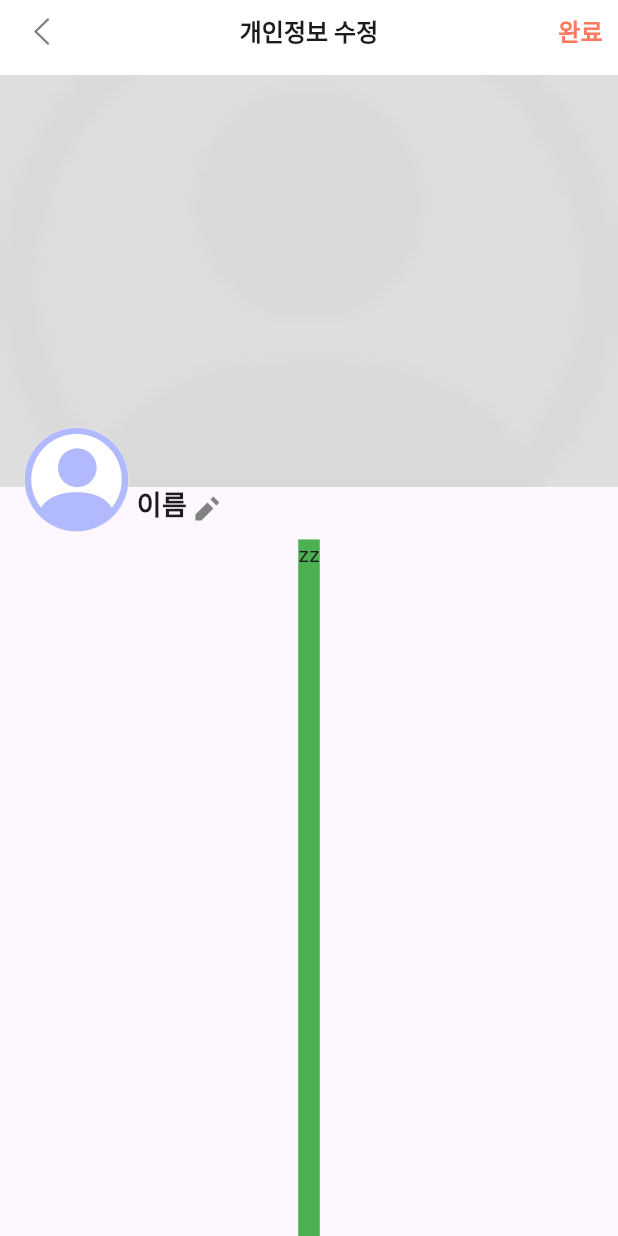
After one commit to APP-Android2/FinalProject-Schedule_WITH, a Flutter app: the screen it shows after launch, item 5 of the bottom bar chosen, after a tap on "닉네임", on a phone screen of 412 x 824 dp. The commit adds this screen. Run offline on Flutter 3.47's test engine with Material 3 defaults, Android fonts, the phone set to English and light mode, and no system bars; our stand-ins replace carousel_slider, flutter_svg, get, smooth_page_indicator, stylish_bottom_bar, syncfusion_flutter_calendar.

Commit message:
💄 마이페이지 UI 구현
마이페이지 UI 구현중입니다 Related to :#11

```diff
--- a/lib/assets/colors/color.dart
+++ b/lib/assets/colors/color.dart
@@ -7,6 +7,12 @@ const Color mainOrange = Color(0xFFFF7A5D);
 // 갈색
 const Color mainBrown = Color(0xFF754342);
 
+// 성별 색깔
+// 남
+const Color genderMale = Color(0xFFB1B9FF);
+// 여
+const Color genderFemale = Color(0xFFFFBABA);
+
 // 회색 [ 밝은 순 ]
 const Color grey1 = Color(0xFFF5F5F5);
 const Color grey2 = Color(0xFFdedede);
--- a/lib/main.dart
+++ b/lib/main.dart
@@ -9,9 +9,10 @@ import 'package:schedule_with/ui/login/view/login_main.dart';
 import 'package:schedule_with/ui/login/view/login_password_reset.dart';
 import 'package:schedule_with/ui/login/view/login_password_reset_done.dart';
 import 'package:schedule_with/ui/login/view/login_read_terms.dart';
+import 'package:schedule_with/ui/mypage/view/my_page_info_modify.dart';
 import 'package:schedule_with/ui/notification/view/notification_main.dart';
 import 'package:schedule_with/ui/notification/view/notification_request_detail.dart';
-import 'package:schedule_with/widget/bottom_navigation_bar.dart';
+import 'package:schedule_with/widget/main_bottom_navigation_bar.dart';
 
 void main(){
   runApp(ScheduleWith());
@@ -37,7 +38,7 @@ class _ScheduleWithState extends State<ScheduleWith> {
         ),
         primarySwatch: Colors.blue
       ),
-      home: BottomNavigationBar2(),
+      home: MainBottomNavigationBar(),
       // Name을 지정하여 페이지 이동
       getPages: [
         GetPage(name: '/join', page: () => LoginJoin()),
@@ -50,6 +51,7 @@ class _ScheduleWithState extends State<ScheduleWith> {
         GetPage(name: '/readTerms', page: () => LoginReadTerms()),
         GetPage(name: '/notificationMain', page: () => NotificationMain()),
         GetPage(name: '/requestDetail', page: () => NotificationRequestDetail()),
+        GetPage(name: '/myPageInfoModify', page: () => MyPageInfoModify()),
       ],
     );
   }
--- a/lib/ui/home/view/home_main.dart
+++ b/lib/ui/home/view/home_main.dart
@@ -37,6 +37,7 @@ class _HomeMainState extends State<HomeMain> {
       supportedLocales: [
         const Locale("ko","KO")
       ],
+      debugShowCheckedModeBanner: false,
       home: Scaffold(
         // 화면 배경색 설정
         backgroundColor: Colors.white,
--- /dev/null
+++ b/lib/ui/mypage/view/my_page_info_modify.dart
@@ -0,0 +1,76 @@
+import 'package:flutter/cupertino.dart';
+import 'package:flutter/material.dart';
+import 'package:flutter_svg/svg.dart';
+import 'package:get/get.dart';
+import 'package:get/get_core/src/get_main.dart';
+import 'package:schedule_with/assets/colors/color.dart';
+import 'package:schedule_with/widget/main_profile.dart';
+
+class MyPageInfoModify extends StatefulWidget {
+  const MyPageInfoModify({super.key});
+
+  @override
+  State<MyPageInfoModify> createState() => _MyPageInfoModifyState();
+}
+
+class _MyPageInfoModifyState extends State<MyPageInfoModify> {
+  @override
+  Widget build(BuildContext context) {
+    return Scaffold(
+      // 상단 툴바 설정
+      appBar: PreferredSize(
+        preferredSize: Size.fromHeight(50),
+        child: AppBar(
+          backgroundColor: Colors.white,
+          // 뒤로가기 버튼
+          leading: IconButton(
+            padding: EdgeInsets.zero,
+            icon: SvgPicture.asset("lib/assets/icon/icon_angel_brackets.svg"),
+            onPressed: () {
+              Get.back();
+            },
+          ),
+          // 타이틀
+          centerTitle: true,
+          title: Container(
+            padding: EdgeInsets.only(bottom: 8),
+            child: Text(
+              "개인정보 수정",
+              style: TextStyle(fontSize: 16, fontWeight: FontWeight.bold),
+            ),
+          ),
+          // 완료 버튼
+          actions: [
+            InkWell(
+              onTap: () {
+
+              },
+              child: Container(
+                padding: EdgeInsets.fromLTRB(0, 0, 10, 8),
+                child: Text("완료",style: TextStyle(fontSize: 16,fontWeight: FontWeight.bold,color: mainOrange),),
+              ),
+            )
+          ],
+        ),
+      ),
+      // 개인정보 수정 화면
+      body: Column(
+        children: [
+          // 프로필 배경 및 프로필 사진 및 이름 + 수정 아이콘 설정
+          Expanded(
+            flex: 2,
+              child: MainProfile()
+          ),
+          Expanded(
+            flex: 3,
+              child: Container(
+                color: Colors.green,
+                child: Text("zz"),
+              )
+          )
+
+        ],
+      ),
+    );
+  }
+}
--- /dev/null
+++ b/lib/ui/mypage/view/my_page_main.dart
@@ -0,0 +1,168 @@
+import 'package:flutter/material.dart';
+import 'package:flutter_svg/flutter_svg.dart';
+import 'package:get/get.dart';
+import 'package:schedule_with/assets/colors/color.dart';
+import 'package:schedule_with/widget/main_button.dart';
+
+import '../../../widget/main_app_bar.dart';
+
+class MyPageMain extends StatefulWidget {
+  const MyPageMain({super.key});
+
+  @override
+  State<MyPageMain> createState() => _MyPageMainState();
+}
+
+class _MyPageMainState extends State<MyPageMain> {
+  @override
+  Widget build(BuildContext context) {
+    return Scaffold(
+      // 화면 배경색 설정
+      backgroundColor: Colors.white,
+      // 상단 툴바
+      appBar: PreferredSize(
+        preferredSize: Size.fromHeight(50),
+        child: MainAppBar(),
+      ),
+      body: Column(
+        children: [
+          // 프로필 사진 + 닉네임 + 상세내용 보기 아이콘 + 화면이동 설정
+          InkWell(
+            onTap: () {
+              // 개인정보 수정 화면으로 이동
+              Get.toNamed('/myPageInfoModify');
+            },
+            // 프로필 사진 + 닉네임 + 상세내용 보기 아이콘 설정
+            child: Container(
+              margin: EdgeInsets.fromLTRB(20, 15, 20, 15),
+              child: Row(
+                mainAxisAlignment: MainAxisAlignment.spaceBetween,
+                children: [
+                  // 프로필 사진 + 닉네임 설정
+                  Row(
+                    children: [
+                      SvgPicture.asset(
+                          "lib/assets/icon/icon_profile.svg",
+                          color: genderMale
+                      ),
+                      Padding(padding: EdgeInsets.only(right: 10)),
+                      Text("닉네임",style: TextStyle(fontSize: 16))
+                    ],
+                  ),
+                  // 상세내용 아이콘 설정
+                  SvgPicture.asset("lib/assets/icon/icon_detail_open.svg")
+                ],
+              ),
+            ),
+          ),
+          // 디바이더 설정
+          Container(
+            padding: EdgeInsets.symmetric(horizontal: 10),
+            child: Divider(
+              thickness: 1,
+              height: 1,
+              color: grey2,
+            ),
+          ),
+          // 설정 화면 이동 + "설정" 텍스트 설정
+          InkWell(
+            // 설정 화면 이동
+            onTap: () {
+              // 설정 화면 이동
+            },
+            // "설정" 텍스트 설정
+            child: Container(
+              width: double.infinity,
+              child: Container(
+                padding: EdgeInsets.fromLTRB(20, 15, 0, 15),
+                child: Text("설정"),
+              ),
+            ),
+          ),
+          // 공지사항 화면 이동 + "공지사항" 텍스트 설정
+          InkWell(
+            // 공지사항 화면 이동
+            onTap: () {
+              // 설정 화면 이동
+            },
+            // "공지사항" 텍스트 설정
+            child: Container(
+              width: double.infinity,
+              child: Container(
+                padding: EdgeInsets.fromLTRB(20, 15, 0, 15),
+                child: Text("공지사항"),
+              ),
+            ),
+          ),
+          // 정보 화면 이동 + "정보" 텍스트 설정
+          InkWell(
+            // 정보 화면 이동
+            onTap: () {
+              // 설정 화면 이동
+            },
+            // "정보" 텍스트 설정
+            child: Container(
+              width: double.infinity,
+              child: Container(
+                padding: EdgeInsets.fromLTRB(20, 15, 0, 15),
+                child: Text("정보"),
+              ),
+            ),
+          ),
+          // 문의 화면 이동 + "문의" 텍스트 설정
+          InkWell(
+            // 문의 화면 이동
+            onTap: () {
+              // 설정 화면 이동
+            },
+            // "문의" 텍스트 설정
+            child: Container(
+              width: double.infinity,
+              child: Container(
+                padding: EdgeInsets.fromLTRB(20, 15, 0, 15),
+                child: Text("문의"),
+              ),
+            ),
+          ),
+          // 디바이더 설정
+          Container(
+            padding: EdgeInsets.symmetric(horizontal: 10),
+            child: Divider(
+              thickness: 1,
+              height: 0.5,
+              color: grey2,
+            ),
+          ),
+          // 버전 정보 + "버전" 텍스트 설정
+          Container(
+            width: double.infinity,
+            margin: EdgeInsets.fromLTRB(20, 15, 20, 15),
+            // 버전 정보 + "버전" 텍스트 설정
+            child: Row(
+              mainAxisAlignment: MainAxisAlignment.spaceBetween,
+              children: [
+                Text("버전"),
+                Text("1.1.1")
+              ],
+            ),
+          ),
+          // 로그아웃 팝업창 + "로그아웃" 텍스트 설정
+          InkWell(
+            // 로그아웃 팝업창 설정
+            onTap: () {
+              // 로그아웃 팝업창
+            },
+            // "로그아웃" 텍스트 설정
+            child: Container(
+              width: double.infinity,
+              child: Container(
+                padding: EdgeInsets.fromLTRB(20, 15, 0, 15),
+                child: Text("로그아웃"),
+              ),
+            ),
+          ),
+        ],
+      ),
+    );
+  }
+}
--- a/lib/widget/bottom_navigation_bar.dart
+++ b/lib/widget/main_bottom_navigation_bar.dart
@@ -4,6 +4,7 @@ import 'package:get/get.dart';
 import 'package:schedule_with/assets/colors/color.dart';
 import 'package:schedule_with/ui/home/view/home_main.dart';
 import 'package:schedule_with/ui/login/view/login_main.dart';
+import 'package:schedule_with/ui/mypage/view/my_page_main.dart';
 import 'package:schedule_with/ui/notification/view/notification_main.dart';
 import 'package:stylish_bottom_bar/stylish_bottom_bar.dart';
 
@@ -11,7 +12,7 @@ class BottomNavigationBarController extends GetxController {
   var tabIndex = 2.obs;
 }
 
-class BottomNavigationBar2 extends StatelessWidget {
+class MainBottomNavigationBar extends StatelessWidget {
   final BottomNavigationBarController controller = Get.put(BottomNavigationBarController());
 
   final List<Widget> pages = [
@@ -24,7 +25,7 @@ class BottomNavigationBar2 extends StatelessWidget {
     // 알람 메인 화면
     HomeMain(),
     // 더보기 메인 화면
-    HomeMain(),
+    MyPageMain(),
   ];
 
   @override
--- /dev/null
+++ b/lib/widget/main_profile.dart
@@ -0,0 +1,67 @@
+import 'package:flutter/material.dart';
+import 'package:flutter_svg/svg.dart';
+
+import '../assets/colors/color.dart';
+
+class MainProfile extends StatelessWidget {
+  const MainProfile({super.key});
+
+  @override
+  Widget build(BuildContext context) {
+    return Stack(
+      children: [
+        // 배경 이미지
+        Padding(
+          padding: EdgeInsets.only(bottom: 35),
+          child: Container(
+            width: double.infinity,
+            color: grey2,
+            // child 로 배경 이미지 설정
+            child: Image.asset("lib/assets/image/profile.png",fit: BoxFit.cover,),
+          ),
+        ),
+        Positioned(
+            bottom: 0,
+            left: 16,
+            child: Row(
+              crossAxisAlignment: CrossAxisAlignment.end,
+              children: [
+                Container(
+                    width: 70,
+                    height: 70,
+                    decoration: BoxDecoration(
+                        borderRadius: BorderRadius.circular(40),
+                        color: Colors.white,
+                        border: Border.all(color: grey2,width: 0.5)
+                    ),
+                    margin: EdgeInsets.only(bottom: 5),
+                    child: FittedBox(
+                        fit: BoxFit.cover,
+                        child: SvgPicture.asset(
+                            "lib/assets/icon/icon_profile.svg",
+                            color: genderMale
+                        )
+                    )
+                ),
+                Padding(
+                    padding: EdgeInsets.fromLTRB(5, 0, 0, 10),
+                    child: Row(
+                      crossAxisAlignment: CrossAxisAlignment.end,
+                      mainAxisAlignment: MainAxisAlignment.spaceBetween,
+                      children: [
+                        Text("이름",style: TextStyle(fontSize: 18,fontWeight: FontWeight.bold),),
+                        Padding(
+                          padding: EdgeInsets.fromLTRB(5, 0, 0, 2),
+                          child: SvgPicture.asset("lib/assets/icon/icon_pen.svg"),
+                        ),
+
+                      ],
+                    )
+                ),
+              ],
+            )
+        ),
+      ],
+    );
+  }
+}
```
Also changed, not shown: lib/assets/icon/icon_profile.svg (added), lib/assets/image/profile.png (added).
